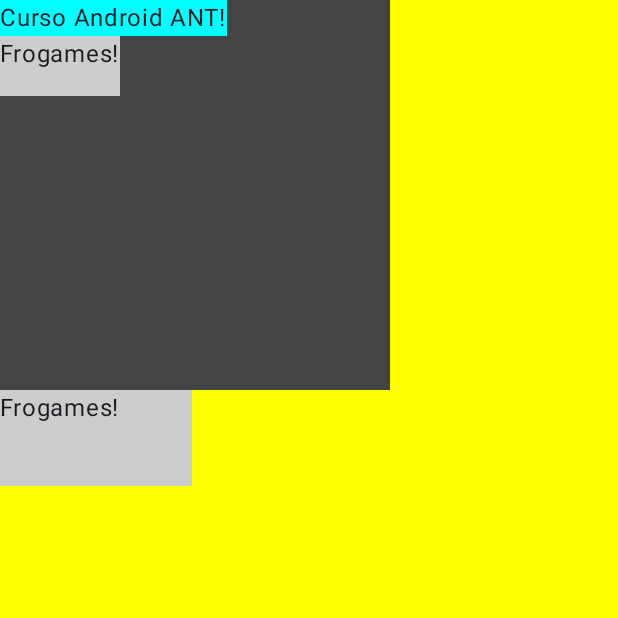
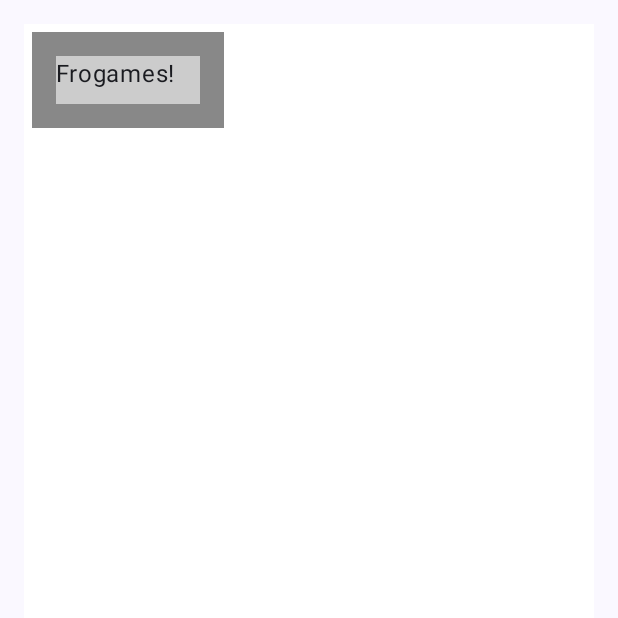
Before and after one commit to DentVega/JetpackComposeKT2024, an Android app built with Jetpack Compose: the screen it shows after launch (MainActivity), on a phone screen of 412 x 824 dp, the top half of it. Run offline under Robolectric (Android 15) with nearby library versions, the phone set to English and light mode, and no system bars; our stand-ins replace constraintlayout-compose.

Commit message:
Click Events

```diff
--- a/app/src/main/java/com/bvega/composecurso2024/MainActivity.kt
+++ b/app/src/main/java/com/bvega/composecurso2024/MainActivity.kt
@@ -15,6 +15,8 @@ import androidx.compose.runtime.Composable
 import androidx.compose.ui.Modifier
 import androidx.compose.ui.graphics.Color
 import androidx.compose.ui.tooling.preview.Preview
+import com.bvega.composecurso2024.customModifier.NewClick
+import com.bvega.composecurso2024.customModifier.TamaniosCompose
 import com.bvega.composecurso2024.ui.theme.ComposeCurso2024Theme
 
 class MainActivity : ComponentActivity() {
@@ -32,11 +34,14 @@ class MainActivity : ComponentActivity() {
 @Composable
 fun CustomSurface() {
 //    Surface(modifier = Modifier.fillMaxSize()) {
-    Surface(modifier = Modifier
-        .background(Color.White)
-        .fillMaxSize()) {
+    Surface(
+        modifier = Modifier
+            .background(Color.White)
+            .fillMaxSize()
+    ) {
 //        NewFrameLayout()
-        TamaniosCompose()
+//        TamaniosCompose()
+        NewClick()
     }
 }
 
--- /dev/null
+++ b/app/src/main/java/com/bvega/composecurso2024/customModifier/ClickEventCompose.kt
@@ -0,0 +1,42 @@
+package com.bvega.composecurso2024.customModifier
+
+import androidx.compose.foundation.background
+import androidx.compose.foundation.clickable
+import androidx.compose.foundation.layout.Box
+import androidx.compose.foundation.layout.padding
+import androidx.compose.foundation.layout.size
+import androidx.compose.runtime.Composable
+import androidx.compose.ui.Modifier
+import androidx.compose.ui.graphics.Color
+import androidx.compose.ui.tooling.preview.Preview
+import androidx.compose.ui.unit.dp
+import com.bvega.composecurso2024.TextFrg
+
+@Preview(showBackground = true, showSystemUi = true, backgroundColor = 0xFF0000FF)
+@Composable
+private fun ClickEventComponentPreview() {
+    NewClick()
+}
+
+@Composable
+fun NewClick() {
+    Box(
+        modifier = Modifier
+            .padding(16.dp)
+            .background(Color.White)
+    ) {
+        TextButton(modifier = Modifier.padding(5.dp), onClick = {
+            println("Click")
+        })
+    }
+}
+
+@Composable
+fun TextButton(modifier: Modifier, onClick: () -> Unit) {
+    TextFrg(modifier = modifier
+        .size(width = 128.dp, height = 64.dp)
+        .background(Color.Gray)
+        .padding(16.dp)
+        .clickable { onClick() }
+    )
+}
--- a/app/src/main/java/com/bvega/composecurso2024/EspaciosCompose.kt
+++ b/app/src/main/java/com/bvega/composecurso2024/customModifier/EspaciosCompose.kt
@@ -1,16 +1,17 @@
-package com.bvega.composecurso2024
+package com.bvega.composecurso2024.customModifier
 
 import androidx.compose.foundation.background
 import androidx.compose.foundation.layout.Box
 import androidx.compose.foundation.layout.fillMaxSize
 import androidx.compose.foundation.layout.offset
 import androidx.compose.foundation.layout.padding
-import androidx.compose.foundation.layout.paddingFromBaseline
 import androidx.compose.runtime.Composable
 import androidx.compose.ui.Modifier
 import androidx.compose.ui.graphics.Color
 import androidx.compose.ui.tooling.preview.Preview
 import androidx.compose.ui.unit.dp
+import com.bvega.composecurso2024.TextANT
+import com.bvega.composecurso2024.TextFrg
 
 @Preview(showBackground = true, showSystemUi = true, backgroundColor = 0xFF0000FF)
 @Composable
--- a/app/src/main/java/com/bvega/composecurso2024/GuideLine.kt
+++ b/app/src/main/java/com/bvega/composecurso2024/customModifier/GuideLine.kt
@@ -1,4 +1,4 @@
-package com.bvega.composecurso2024
+package com.bvega.composecurso2024.customModifier
 
 import androidx.compose.foundation.background
 import androidx.compose.foundation.layout.Column
@@ -13,6 +13,9 @@ import androidx.compose.ui.graphics.Color
 import androidx.compose.ui.tooling.preview.Preview
 import androidx.compose.ui.unit.dp
 import androidx.constraintlayout.compose.ConstraintLayout
+import com.bvega.composecurso2024.TextANT
+import com.bvega.composecurso2024.TextF
+import com.bvega.composecurso2024.TextFrg
 
 @Preview(showBackground = true, showSystemUi = true)
 @Composable
```
Also changed, not shown: app/src/main/java/com/bvega/composecurso2024/customModifier/TamaniosCompose.kt (renamed from app/src/main/java/com/bvega/composecurso2024/TamaniosCompose.kt, +3 -8 lines).
